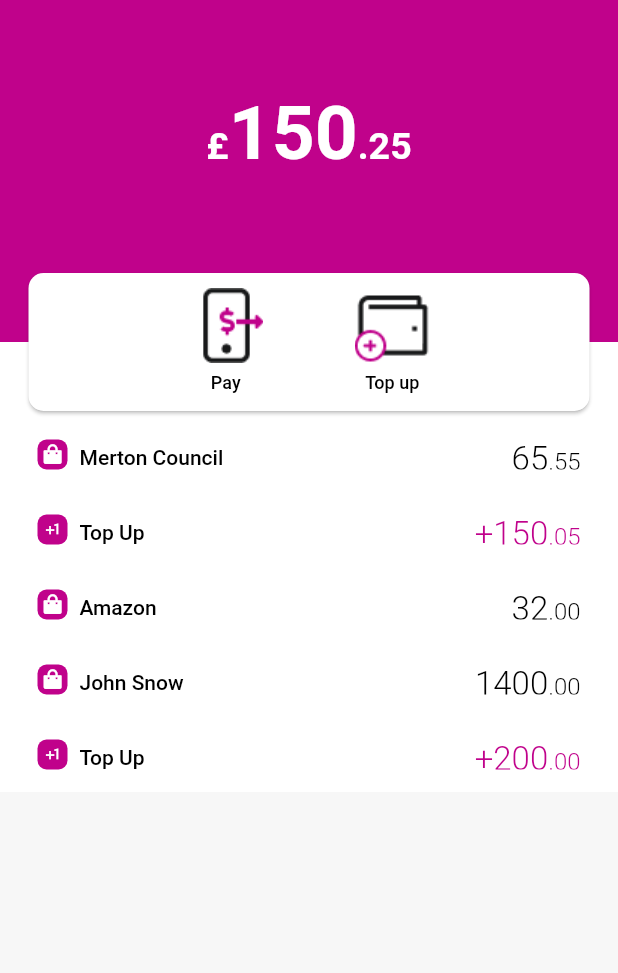
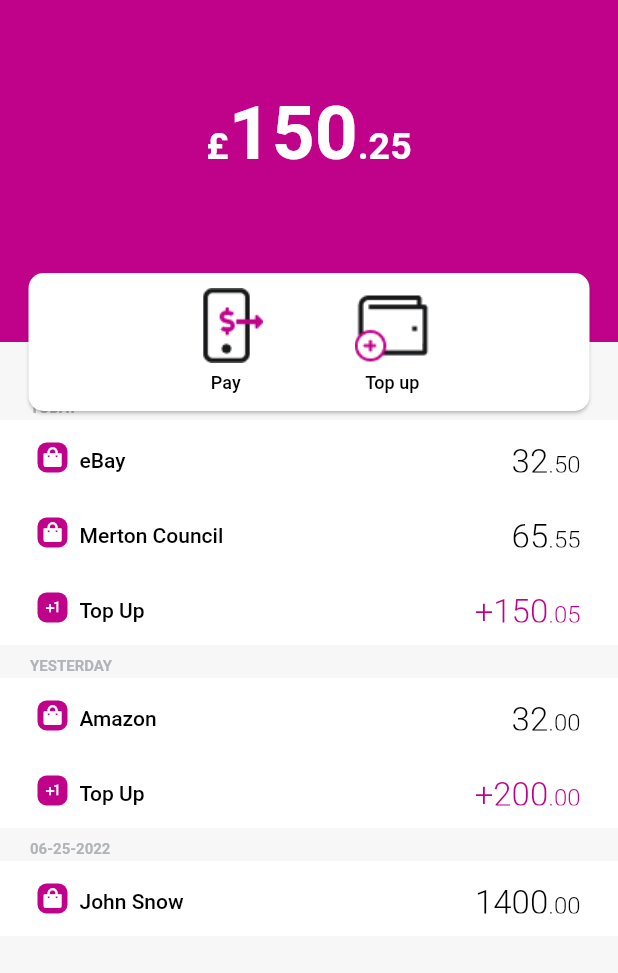
Before and after one commit to yura2000/money_app, a Flutter app: the screen it shows after launch, on a phone screen of 412 x 824 dp, the part 33-1006 px from its top. Run offline on Flutter 3.47's test engine with Material 2 defaults, Android fonts, the phone set to English and light mode, and no system bars; our stand-ins replace dartx, get.

Commit message:
Transaction screen modified

```diff
--- a/lib/presentation/transaction/model/transaction_model.dart
+++ b/lib/presentation/transaction/model/transaction_model.dart
@@ -1,3 +1,10 @@
+import 'package:dartx/dartx.dart';
+import 'package:flutter/material.dart';
+import 'package:intl/intl.dart';
+import 'package:money/constants/app_icons.dart';
+import 'package:money/constants/colors.dart';
+import 'package:money/constants/dimension.dart';
+
 enum TransactionType {
   pay,
   topUp,
@@ -8,9 +15,9 @@ class Transaction {
   final TransactionType type;
   final String name;
   final String amount;
-  final DateTime createdAt;
+  DateTime createdAt;
 
-  const Transaction({
+  Transaction({
     required this.id,
     required this.type,
     required this.name,
@@ -19,50 +26,198 @@ class Transaction {
   });
 }
 
+Iterable<Widget> createFeedList(
+  BuildContext context,
+  List<Transaction> items,
+) sync* {
+  Transaction? previousItem;
+  yield textRecentActivity();
+  final sorted = items.sortedByDescending((item) => item.createdAt);
+  for (var item in sorted) {
+    if (previousItem?.createdAt.isAtSameDayAs(item.createdAt) != true) {
+      if (item.createdAt.isAtSameDayAs(currentDate)) {
+        yield dateActivity('TODAY');
+      } else if (item.createdAt
+          .isAtSameDayAs(currentDate.subtract(const Duration(days: 1)))) {
+        yield dateActivity('YESTERDAY');
+      } else {
+        yield dateActivity(
+            DateFormat('MM-dd-yyyy').format(item.createdAt).toString());
+      }
+    }
+    previousItem = item;
+    yield activity(item);
+  }
+}
+
+Padding dateActivity(String day) {
+  return Padding(
+    padding: const EdgeInsets.only(left: doubleMediumSpace),
+    child: Text(
+      day,
+      style: const TextStyle(
+        fontWeight: FontWeight.w600,
+        fontSize: 10,
+        height: 2.2,
+        color: AppColors.secondary,
+      ),
+    ),
+  );
+}
+
+Padding textRecentActivity() {
+  return const Padding(
+    padding: EdgeInsets.only(
+      left: doubleMediumSpace,
+      bottom: lightSpace,
+    ),
+    child: Text(
+      'Recent activity',
+      style: TextStyle(
+        fontSize: 14,
+        fontWeight: FontWeight.w600,
+        color: AppColors.hower,
+        height: 1.57,
+      ),
+    ),
+  );
+}
+
+Material activity(Transaction item) {
+  double priceDouble = double.parse(item.amount);
+  int priceInteger = priceDouble.floor();
+  String reminder =
+      (double.parse((priceDouble - priceInteger).toStringAsFixed(2)))
+          .toString();
+  String priceString = '+$priceInteger';
+
+  String lowerPrice = reminder.substring(1);
+  if (lowerPrice.length == 2) {
+    lowerPrice += '0';
+  }
+
+  IconData icon;
+  Color textColor;
+  String price = priceString;
+  if (item.type == TransactionType.pay) {
+    price = priceString.substring(1);
+    textColor = AppColors.black;
+    icon = AppIcons.pay;
+  } else {
+    textColor = AppColors.purple;
+    icon = Icons.plus_one_outlined;
+  }
+
+  return Material(
+    color: AppColors.white,
+    child: InkWell(
+      onTap: () {},
+      child: Container(
+        height: mediumSpace * 5,
+        width: double.infinity,
+        padding: const EdgeInsets.only(
+          top: halfMediumSpace * 3,
+          bottom: halfMediumSpace * 3,
+          left: halfMediumSpace * 5,
+          right: halfMediumSpace * 5,
+        ),
+        child: Row(
+          children: [
+            Container(
+              height: doubleMediumSpace,
+              width: doubleMediumSpace,
+              decoration: const BoxDecoration(
+                color: AppColors.purple,
+                borderRadius: BorderRadius.all(
+                  Radius.circular(6),
+                ),
+              ),
+              child: Icon(
+                icon,
+                color: AppColors.white,
+                size: 13,
+              ),
+            ),
+            const SizedBox(width: lightSpace),
+            Expanded(
+              child: Text(
+                item.name,
+                style: const TextStyle(
+                  fontSize: 14,
+                  fontWeight: FontWeight.w500,
+                  color: AppColors.black,
+                  height: 1.57,
+                ),
+              ),
+            ),
+            RichText(
+              text: TextSpan(
+                text: price,
+                style: TextStyle(
+                    fontSize: 22,
+                    fontWeight: FontWeight.w300,
+                    color: textColor),
+                children: <TextSpan>[
+                  TextSpan(
+                    text: lowerPrice,
+                    style: TextStyle(
+                        fontSize: 16,
+                        fontWeight: FontWeight.w300,
+                        color: textColor),
+                  ),
+                ],
+              ),
+            ),
+          ],
+        ),
+      ),
+    ),
+  );
+}
+
+DateTime currentDate = DateTime.now();
+
 List<Transaction> transaction = [
   Transaction(
     id: '12345FDFSA',
     type: TransactionType.pay,
     name: 'eBay',
     amount: '32.50',
-    createdAt: DateTime.now(),
+    createdAt: currentDate,
+  ),
+  Transaction(
+    id: '95628FDFSA',
+    type: TransactionType.pay,
+    name: 'Amazon',
+    amount: '32.00',
+    createdAt: currentDate.subtract(const Duration(days: 1)),
   ),
   Transaction(
     id: '12345GKKFLF',
     type: TransactionType.pay,
     name: 'Merton Council',
     amount: '65.55',
-    createdAt: DateTime.now(),
+    createdAt: currentDate,
   ),
   Transaction(
     id: '12345LKPQEW',
     type: TransactionType.topUp,
     name: 'Top Up',
     amount: '150.05',
-    createdAt: DateTime.now(),
-  ),
-  Transaction(
-    id: '95628FDFSA',
-    type: TransactionType.pay,
-    name: 'Amazon',
-    amount: '32.00',
-    createdAt: DateTime(
-        DateTime.now().year, DateTime.now().month, DateTime.now().day - 1),
+    createdAt: currentDate,
   ),
   Transaction(
     id: '12115FDFSA',
     type: TransactionType.pay,
     name: 'John Snow',
     amount: '1400.00',
-    createdAt: DateTime(
-        DateTime.now().year, DateTime.now().month, DateTime.now().day - 5),
+    createdAt: currentDate.subtract(const Duration(days: 2)),
   ),
   Transaction(
     id: '12445FDFSA',
     type: TransactionType.topUp,
     name: 'Top Up',
     amount: '200.00',
-    createdAt: DateTime(
-        DateTime.now().year, DateTime.now().month, DateTime.now().day - 1),
+    createdAt: currentDate.subtract(const Duration(days: 1)),
   ),
 ];
--- a/lib/presentation/transaction/view/transactions.dart
+++ b/lib/presentation/transaction/view/transactions.dart
@@ -1,11 +1,8 @@
 import 'package:flutter/material.dart';
 import 'package:get/get.dart';
-import 'package:money/constants/app_icons.dart';
 import 'package:money/constants/colors.dart';
-import 'package:money/constants/dimension.dart';
 import 'package:money/constants/navigation.dart';
 import 'package:money/presentation/transaction/model/transaction_model.dart';
-import 'package:time/time.dart';
 
 class TransactionsPage extends StatelessWidget {
   const TransactionsPage({Key? key}) : super(key: key);
@@ -140,111 +137,3 @@ class TransactionsPage extends StatelessWidget {
     );
   }
 }
-
-Iterable<Widget> createFeedList(
-  BuildContext context,
-  List<Transaction> items,
-) sync* {
-  Transaction? previousItem;
-  for (final item in items) {
-    if (previousItem?.createdAt.isAtSameDayAs(item.createdAt) == true) {
-      yield Container(
-        color: AppColors.purple,
-        height: halfLightSpace,
-      );
-    }
-    yield newMethod(item);
-  }
-}
-
-Material newMethod(Transaction item) {
-  double priceDouble = double.parse(item.amount);
-  int priceInteger = priceDouble.floor();
-  String reminder =
-      (double.parse((priceDouble - priceInteger).toStringAsFixed(2)))
-          .toString();
-  String priceString = '+$priceInteger';
-
-  String lowerPrice = reminder.substring(1);
-  if (lowerPrice.length == 2) {
-    lowerPrice += '0';
-  }
-
-  IconData icon;
-  Color textColor;
-  String price = priceString;
-  if (item.type == TransactionType.pay) {
-    price = priceString.substring(1);
-    textColor = AppColors.black;
-    icon = AppIcons.pay;
-  } else {
-    textColor = AppColors.purple;
-    icon = Icons.plus_one_outlined;
-  }
-
-  return Material(
-    color: AppColors.white,
-    child: InkWell(
-      onTap: () {},
-      child: Container(
-        height: mediumSpace * 5,
-        width: double.infinity,
-        padding: const EdgeInsets.only(
-          top: halfMediumSpace * 3,
-          bottom: halfMediumSpace * 3,
-          left: halfMediumSpace * 5,
-          right: halfMediumSpace * 5,
-        ),
-        child: Row(
-          children: [
-            Container(
-              height: doubleMediumSpace,
-              width: doubleMediumSpace,
-              decoration: const BoxDecoration(
-                color: AppColors.purple,
-                borderRadius: BorderRadius.all(
-                  Radius.circular(6),
-                ),
-              ),
-              child: Icon(
-                icon,
-                color: AppColors.white,
-                size: 13,
-              ),
-            ),
-            const SizedBox(width: lightSpace),
-            Expanded(
-              child: Text(
-                item.name,
-                style: const TextStyle(
-                  fontSize: 14,
-                  fontWeight: FontWeight.w500,
-                  color: AppColors.black,
-                  height: 1.57,
-                ),
-              ),
-            ),
-            RichText(
-              text: TextSpan(
-                text: price,
-                style: TextStyle(
-                    fontSize: 22,
-                    fontWeight: FontWeight.w300,
-                    color: textColor),
-                children: <TextSpan>[
-                  TextSpan(
-                    text: lowerPrice,
-                    style: TextStyle(
-                        fontSize: 16,
-                        fontWeight: FontWeight.w300,
-                        color: textColor),
-                  ),
-                ],
-              ),
-            ),
-          ],
-        ),
-      ),
-    ),
-  );
-}
--- a/pubspec.yaml
+++ b/pubspec.yaml
@@ -12,6 +12,7 @@ dependencies:
   flutter:
     sdk: flutter
 
+  dartx: ^1.1.0
   time: ^2.1.1
   intl: ^0.17.0
   cupertino_icons: ^1.0.2
```
Also changed, not shown: pubspec.lock.
